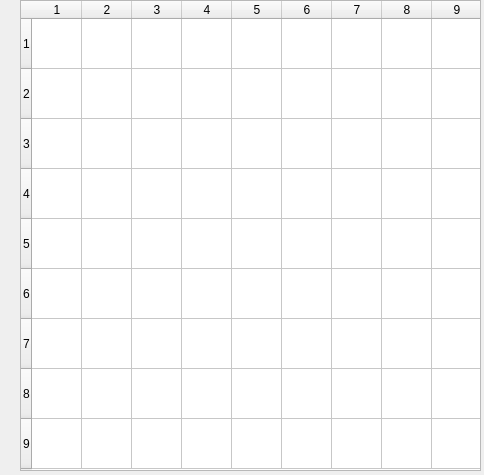
luanpham107/pySudoku, file guiTable.ui: the form before one commit.
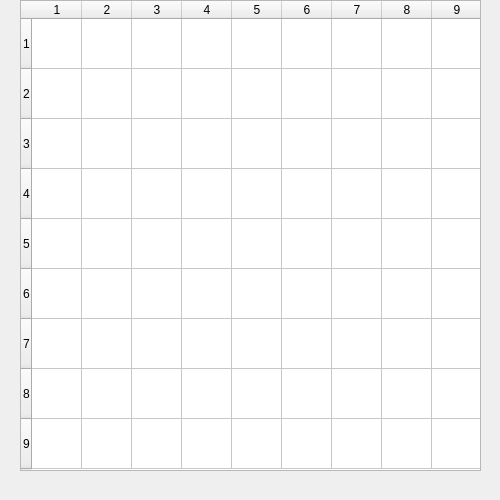
The form after the commit.

Diff of the .ui file:
```diff
--- a/guiTable.ui
+++ b/guiTable.ui
@@ -6,8 +6,8 @@
    <rect>
     <x>0</x>
     <y>0</y>
-    <width>484</width>
-    <height>475</height>
+    <width>500</width>
+    <height>500</height>
    </rect>
   </property>
   <property name="windowTitle">
```
